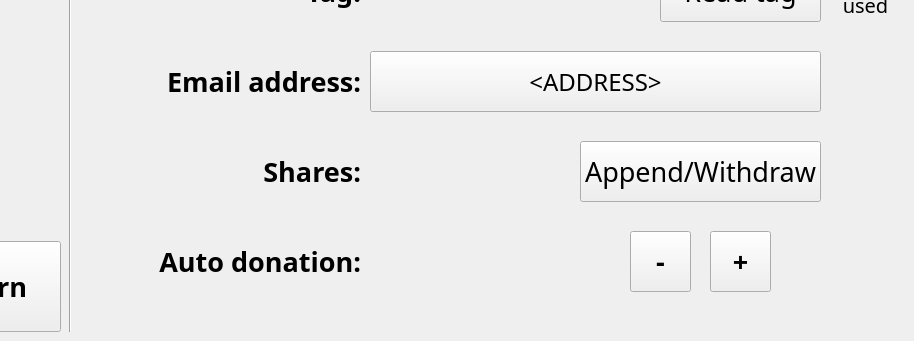
qcha41/raspberry-coffee-manager, file core/gui/main.ui: the form before one commit; both pictures show x 110 to 1024 and y 259 to 600 of the 1024 by 600 pixel window.
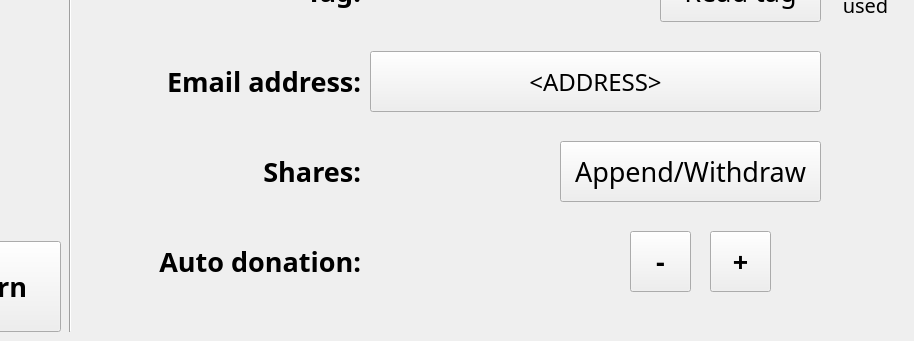
The form after the commit. The open tabs and pages were chosen to show the change.

```diff
--- a/core/gui/main.ui
+++ b/core/gui/main.ui
@@ -262,9 +262,9 @@
      <widget class="QLabel" name="label_10">
       <property name="geometry">
        <rect>
-        <x>250</x>
+        <x>180</x>
         <y>310</y>
-        <width>211</width>
+        <width>281</width>
         <height>41</height>
        </rect>
       </property>
@@ -314,9 +314,9 @@
      <widget class="QLabel" name="label_12">
       <property name="geometry">
        <rect>
-        <x>250</x>
+        <x>180</x>
         <y>490</y>
-        <width>211</width>
+        <width>281</width>
         <height>41</height>
        </rect>
       </property>
@@ -466,9 +466,9 @@
      <widget class="QPushButton" name="account_setup_shares_pushButton">
       <property name="geometry">
        <rect>
-        <x>680</x>
+        <x>660</x>
         <y>390</y>
-        <width>241</width>
+        <width>261</width>
         <height>61</height>
        </rect>
       </property>
```
Left out of the diff: 2 changed lines with no effect on the pictures.
